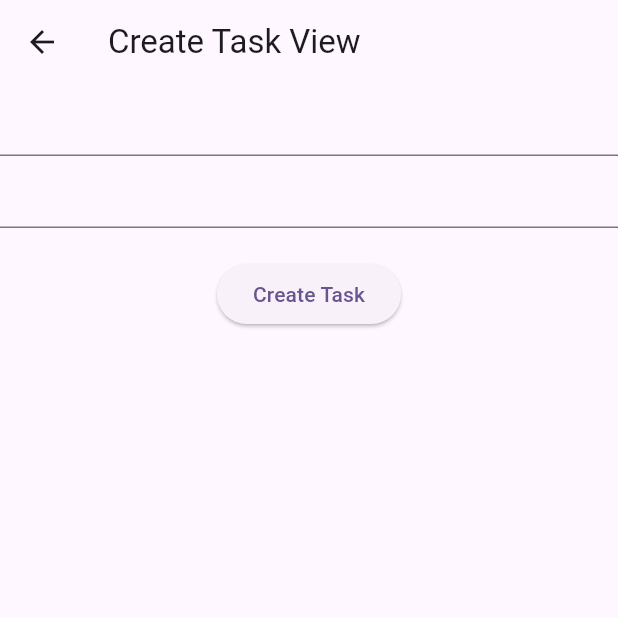
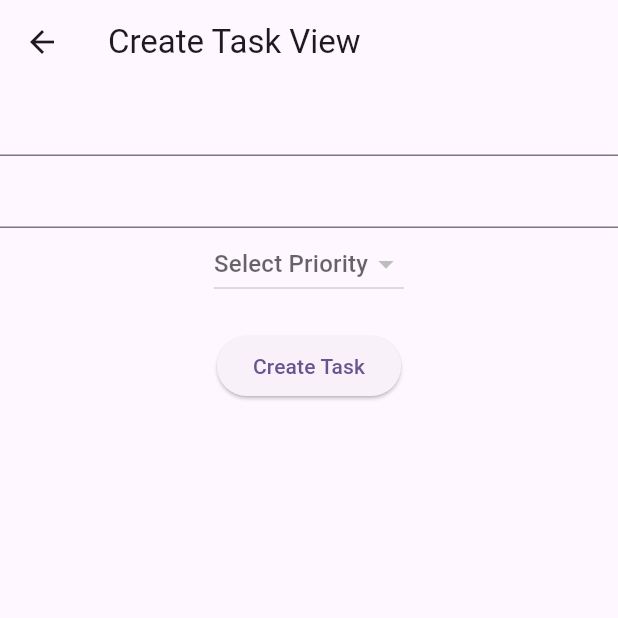
Before and after one commit to MuhammadAliKust/Flutter-B18-Firebase, a Flutter app: the screen it shows after launch, after a tap on the "add" icon, on a phone screen of 412 x 824 dp, the top half of it. Run offline on Flutter 3.47's test engine with Material 3 defaults, Android fonts, the phone set to English and light mode, and no system bars; our stand-ins replace cloud_firestore, firebase_core; accounts and stored records are empty.

Commit message:
Connect Priority Done

```diff
--- a/lib/main.dart
+++ b/lib/main.dart
@@ -1,5 +1,7 @@
 import 'package:firebase_core/firebase_core.dart';
 import 'package:flutter/material.dart';
+import 'package:flutter_b18_backend/views/create_priority.dart';
+import 'package:flutter_b18_backend/views/create_task.dart';
 import 'package:flutter_b18_backend/views/get_all_task.dart';
 
 void main() async {
--- a/lib/services/priority.dart
+++ b/lib/services/priority.dart
@@ -28,6 +28,15 @@ class PriorityServices {
         );
   }
 
+  ///Get Priorites
+  Future<List<PriorityModel>> getPriorites(){
+    return FirebaseFirestore.instance
+        .collection('priorityCollection')
+        .get()
+        .then((list)=>list.docs
+        .map((json)=> PriorityModel.fromJson(json.data())).toList(),
+    );
+  }
   ///Delete Priority
   Future deletePriority(PriorityModel model) async {
     return await FirebaseFirestore.instance
--- a/lib/views/create_task.dart
+++ b/lib/views/create_task.dart
@@ -1,5 +1,7 @@
 import 'package:flutter/material.dart';
+import 'package:flutter_b18_backend/models/priority.dart';
 import 'package:flutter_b18_backend/models/task.dart';
+import 'package:flutter_b18_backend/services/priority.dart';
 import 'package:flutter_b18_backend/services/task.dart';
 
 class CreateTaskView extends StatefulWidget {
@@ -13,9 +15,19 @@ class _CreateTaskViewState extends State<CreateTaskView> {
   TextEditingController titleController = TextEditingController();
 
   TextEditingController descriptionController = TextEditingController();
+  List<PriorityModel> priorityList = [];
+  PriorityModel? _selectedPriority;
 
   bool isLoading = false;
 
+  @override
+  void initState(){
+    PriorityServices().getPriorites().then((val){
+      priorityList = val;
+      setState(() {});
+    });
+    super.initState();
+  }
   @override
   Widget build(BuildContext context) {
     return Scaffold(
@@ -24,6 +36,19 @@ class _CreateTaskViewState extends State<CreateTaskView> {
         children: [
           TextField(controller: titleController),
           TextField(controller: descriptionController),
+          DropdownButton(
+            hint: Text("Select Priority"),
+              value: _selectedPriority,
+              items: priorityList.map((e){
+                return DropdownMenuItem(
+                    value: e,
+                    child: Text(e.name.toString()));
+              }).toList(),
+            onChanged: (value) {
+              setState(() {
+                _selectedPriority =value;
+              });
+            }, ),
           SizedBox(height: 20),
           isLoading
               ? Center(child: CircularProgressIndicator())
--- a/lib/views/get_all_task.dart
+++ b/lib/views/get_all_task.dart
@@ -4,6 +4,7 @@ import 'package:flutter_b18_backend/services/task.dart';
 import 'package:flutter_b18_backend/views/create_task.dart';
 import 'package:flutter_b18_backend/views/get_completed_task.dart';
 import 'package:flutter_b18_backend/views/get_in_completed_task.dart';
+import 'package:flutter_b18_backend/views/get_priority.dart';
 import 'package:flutter_b18_backend/views/update_task.dart';
 import 'package:provider/provider.dart';
 
@@ -16,6 +17,9 @@ class GetAllTaskView extends StatelessWidget {
       appBar: AppBar(
         title: Text("Get All Task"),
         actions: [
+          IconButton(onPressed: (){
+            Navigator.push(context, MaterialPageRoute(builder: (context)=>GetPriority()));
+          }, icon: Icon(Icons.category_rounded)),
           IconButton(
             onPressed: () {
               Navigator.push(
```
Also changed, not shown: lib/views/create_priority.dart (added, +55 -0 lines), lib/views/get_priority.dart (added, +31 -0 lines).
